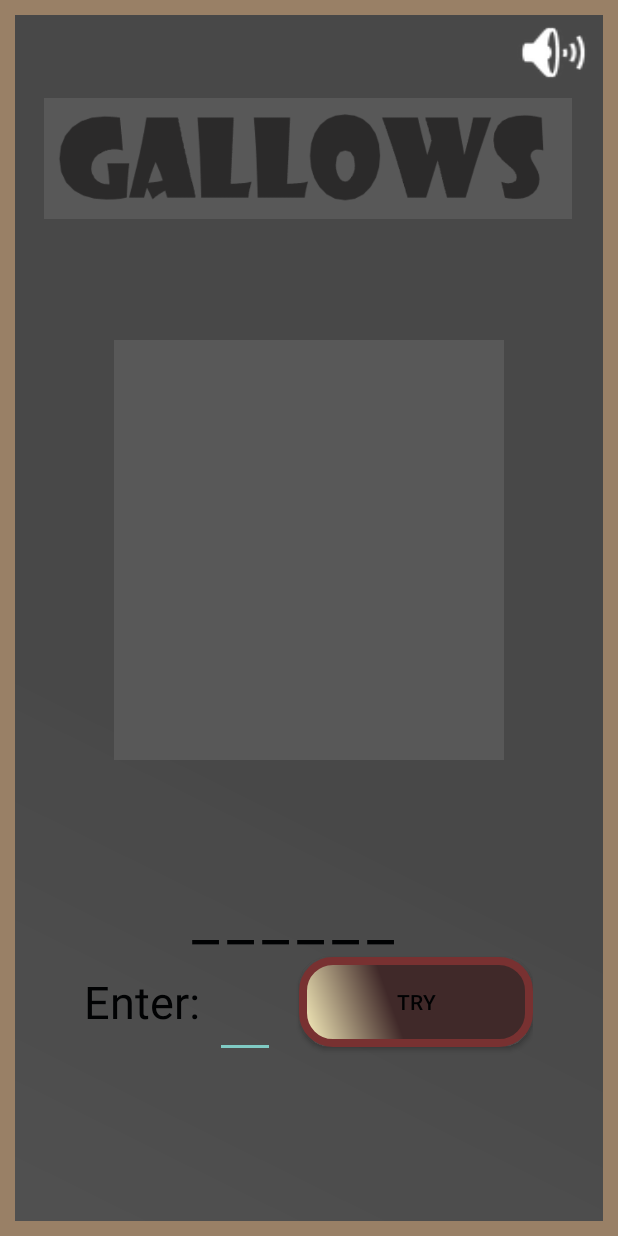
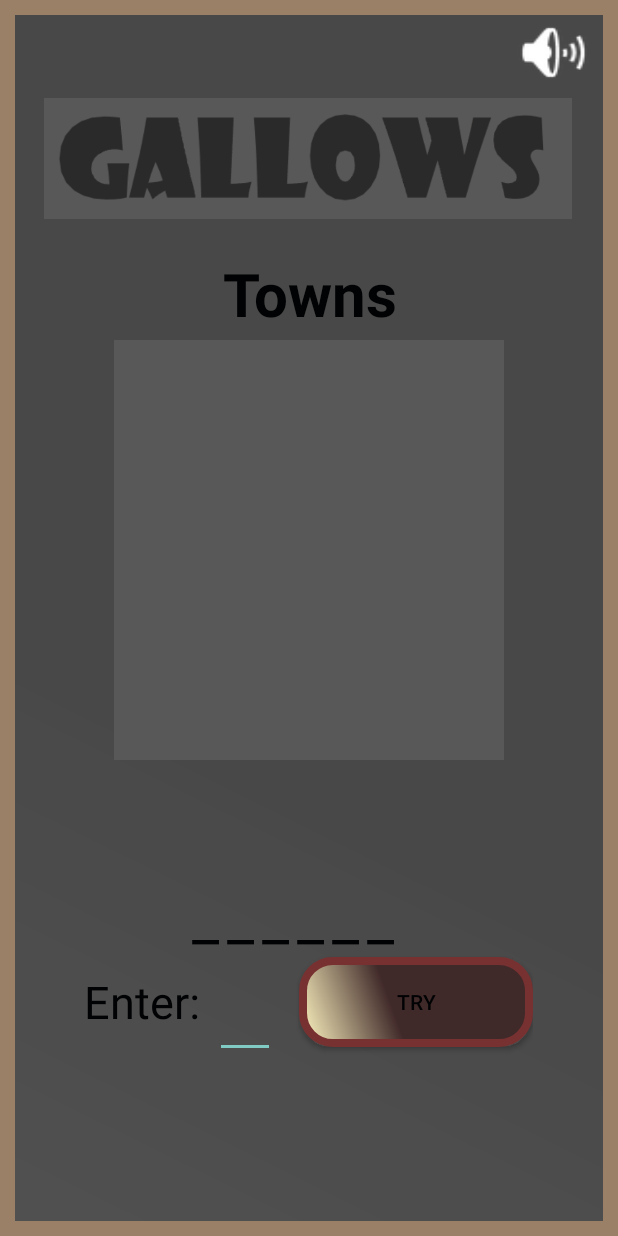
Before and after one commit to LaunDan/Gallows, an Android app: the MainGameActivity screen opened directly, with no data from a screen before it, on a phone screen of 412 x 824 dp. Run offline under Robolectric (Android 15) with nearby library versions, the phone set to English and light mode, and no system bars.

Commit message:
created text views that show you choosen topic

```diff
--- a/app/src/main/java/gallows/p/MainGameActivity.java
+++ b/app/src/main/java/gallows/p/MainGameActivity.java
@@ -58,19 +58,24 @@ public class MainGameActivity extends AppCompatActivity {
 
     private void choseWord() {
         String[] fieldInfo = new String[100];
+         TextView nameOfTopic = findViewById(R.id.nameOfTopic);
         int lenghtInfo = 0;
 
         if (topic == 1) {
             fieldInfo = new String[]{"Prague", "Washington", "Bratislava", "Hongkong", "Tokyo", "Berlin", "Warsaw", "Vienna", "Paris", "Brussels", "Minsk", "Brasilia", "Sofia", "Peking", "Copenhagen", "Helsinki", "Dublin", "Roma", "Jerusalem", "Ottawa", "Havana", "Luxembourg", "Budapest", "Amsterdam", "Oslo", "Lisbon", "Moscow", "Athens", "London", "Madrid", "Bangkok"};
+            nameOfTopic.setText("Towns");
         }
         if (topic == 2) {
             fieldInfo = new String[]{"Czechia", "Slovakia", "Germany", "Poland", "Austria", "Australia", "England", "Holland", "China", "Japan", "Russia", "Vietnam", "Italy", "Canada", "Brazil", "India", "Greece", "Croatia", "France", "Ukraine", "Turkey", "Sweden", "Finland", "Norway", "Spain"};
+            nameOfTopic.setText("States");
         }
         if (topic == 3) {
             fieldInfo = new String[]{"kangaroo", "monkey", "ribs", "lama", "elephant", "camel", "rhinoceros", "pheasant", "bear", "hen", "sheep", "pig", "goat", "cow", "rooster", "rabbit", "hare", "tiger", "wolf", "squirrel", "frog", "seal", "hedgehog", "ferret", "hamster", "horse", "dog", "cat", "giraffe", "fox", "snake"};
+            nameOfTopic.setText("Animals");
         }
         if (topic == 4) {
             fieldInfo = new String[]{"audi", "bmw", "citroen", "dacia", "fiat", "ferrari", "kia", "honda", "škoda", "hyundai", "chevrolet", "jaguar", "jeep", "mazda", "mercedes", "mitsubishi", "nissan", "opel", "peugeot", "porsche", "renault", "rover", "saab", "seat", "subaru", "suzuki", "toyota", "volkswagen", "volvo", "bentley", "bugatti", "cadillac", "lada", "dodge", "infinity", "lancia", "lexus", "maybach", "pagani", "proton", "tatra"};
+            nameOfTopic.setText("Cars");
         }
         lenghtInfo = fieldInfo.length;
         Random ranInfo = new Random();
@@ -80,7 +85,7 @@ public class MainGameActivity extends AppCompatActivity {
 
     private void edit(String chosenWord) {
         TextView[] letters = new TextView[10];
-        letters[0] = findViewById(R.id.tvp1);
+        letters[0] =
         letters[1] = findViewById(R.id.tvp2);
         letters[2] = findViewById(R.id.tvp3);
         letters[3] = findViewById(R.id.tvp4);
--- a/app/src/main/res/layout/activity_main_game.xml
+++ b/app/src/main/res/layout/activity_main_game.xml
@@ -243,5 +243,18 @@
         app:layout_constraintEnd_toEndOf="parent"
         app:layout_constraintTop_toTopOf="parent" />
 
+    <TextView
+        android:id="@+id/nameOfTopic"
+        android:layout_width="wrap_content"
+        android:layout_height="wrap_content"
+        android:textStyle="bold"
+        android:textSize="40dp"
+        android:gravity="center_horizontal"
+        android:textColor="@color/colorBlack"
+        app:layout_constraintBottom_toTopOf="@+id/placeForGallows"
+        app:layout_constraintEnd_toEndOf="parent"
+        app:layout_constraintStart_toStartOf="parent"
+        app:layout_constraintTop_toBottomOf="@+id/imageView3" />
+
 
 </androidx.constraintlayout.widget.ConstraintLayout>
```
